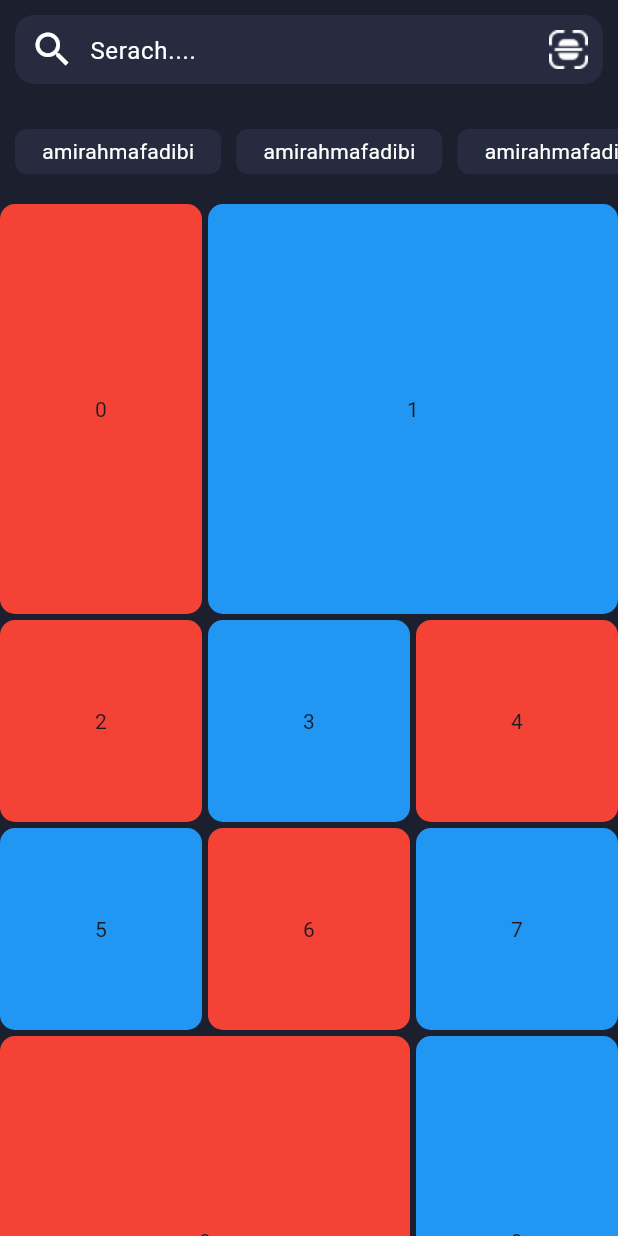
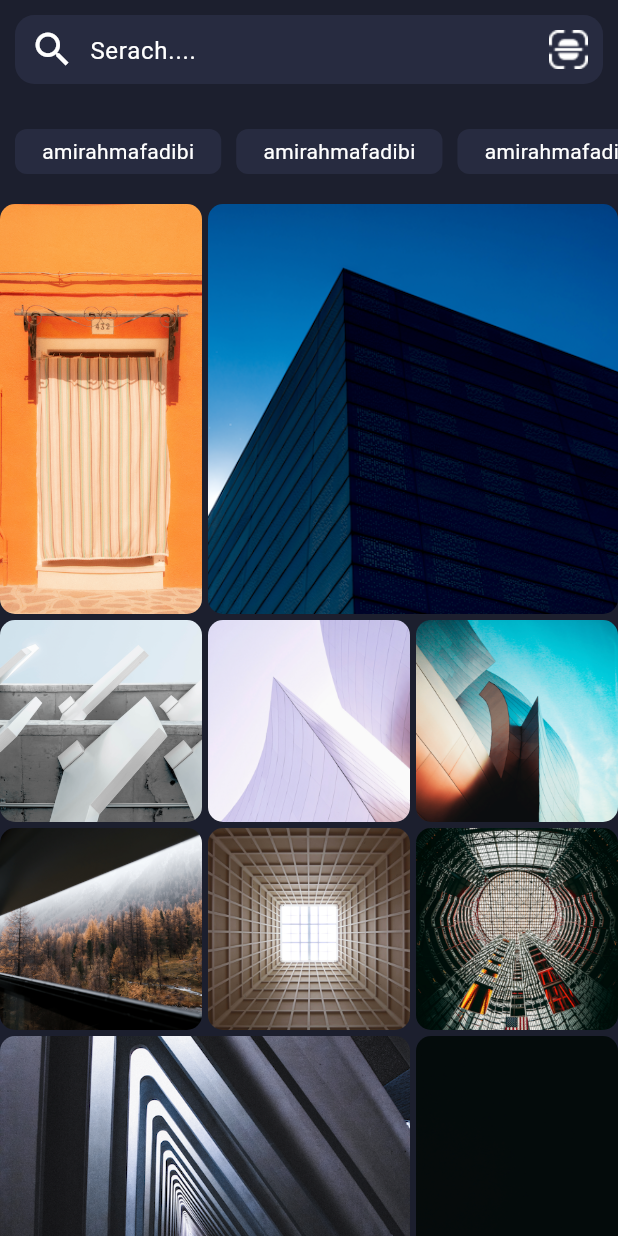
Before and after one commit to mahdiramezanii/instagram-app-flutter, a Flutter app: the ExploreScrean screen opened directly, on a phone screen of 412 x 824 dp. Run offline on Flutter 3.47's test engine with Material 3 defaults, Android fonts, the phone set to English and light mode, and no system bars; our stand-ins replace hexcolor.

Commit message:
add content

```diff
--- a/lib/screan/explore.dart
+++ b/lib/screan/explore.dart
@@ -100,11 +100,19 @@ class ExploreScrean extends StatelessWidget {
                     return Container(
                       decoration: BoxDecoration(
                         borderRadius: BorderRadius.circular(10),
-                        color: index % 2 == 0 ? Colors.red : Colors.blue,
+                        // image: DecorationImage(
+                        //     image: AssetImage("assets/images/item$index.png"),
+                        //     fit: BoxFit.cover),
                       ),
-                      child: Center(child: Text("$index")),
+                      child: ClipRRect(
+                        borderRadius: BorderRadius.circular(10),
+                        child: FittedBox(
+                          fit: BoxFit.cover,
+                          child: Image.asset("assets/images/item$index.png"),
+                        ),
+                      ),
                     );
-                  }, childCount: 20),
+                  }, childCount: 10),
                 ),
               ),
             )
```
Also changed, not shown: assets/images/item0.png (added), assets/images/item1.png (added), assets/images/item2.png (added), assets/images/item3.png (added), assets/images/item4.png (added), assets/images/item5.png (added), assets/images/item6.png (added), assets/images/item7.png (added), assets/images/item8.png (added), assets/images/item9.png (added).
